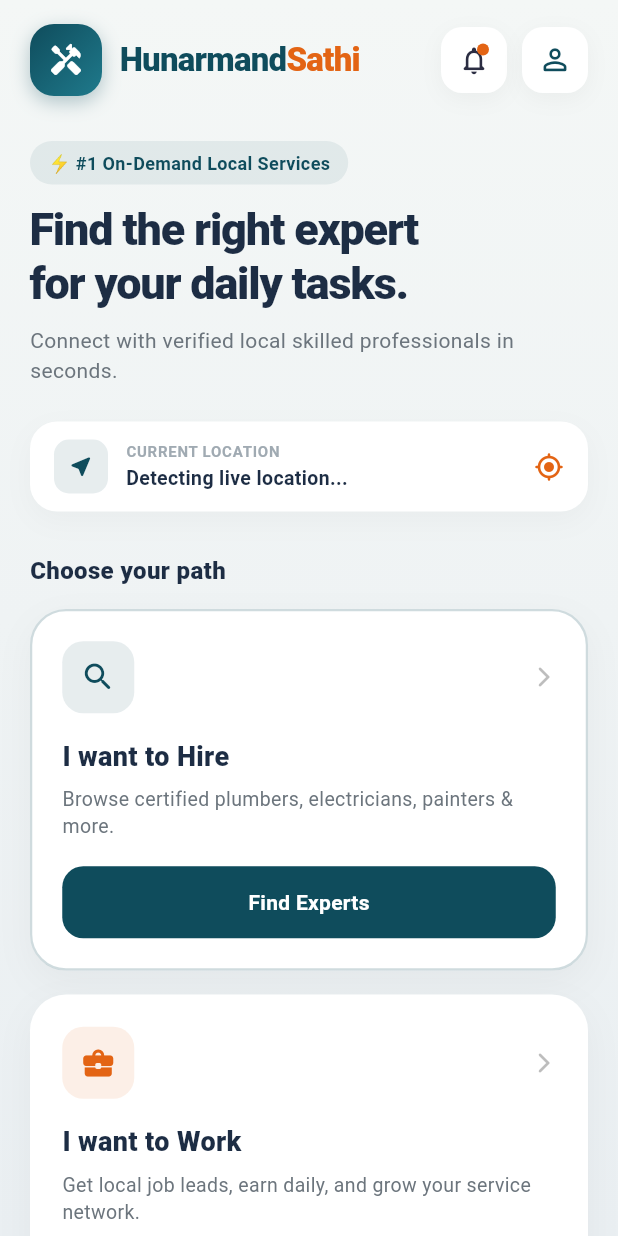
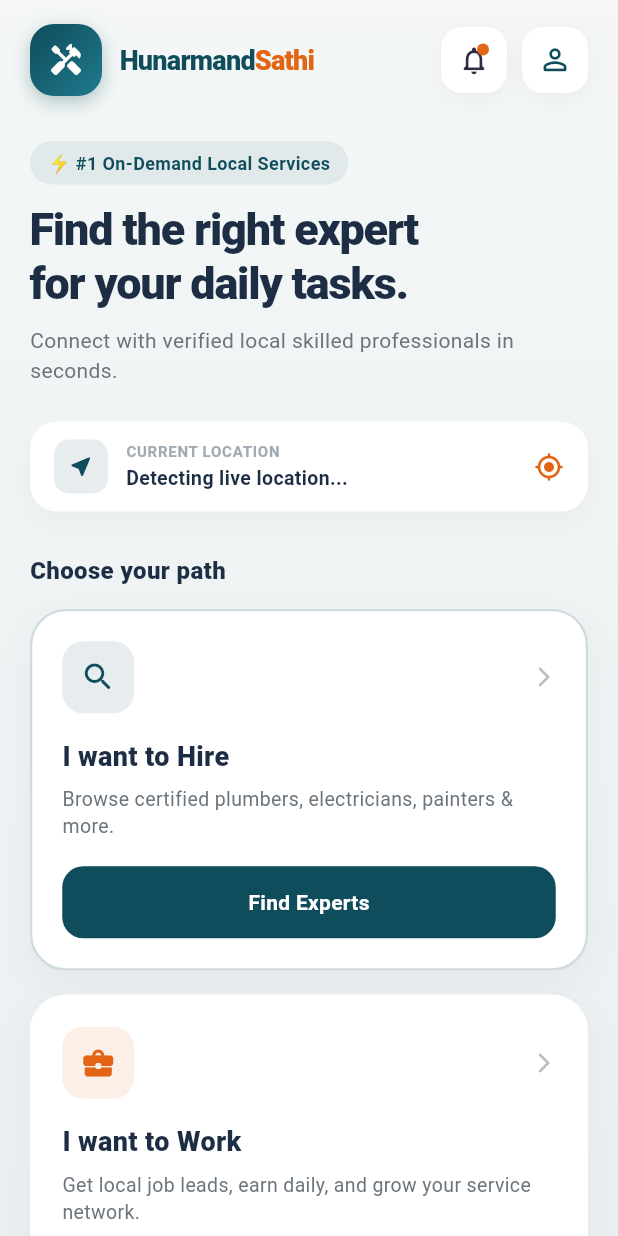
Before and after one commit to KrishnaTech19/HunarmandSathi, a Flutter app: the screen it shows after launch, on a phone screen of 412 x 824 dp. Run offline on Flutter 3.47's test engine with Material 3 defaults, Android fonts, the phone set to English and light mode, and no system bars.

Commit message:
Updated main.dart

```diff
--- a/lib/main.dart
+++ b/lib/main.dart
@@ -111,7 +111,7 @@
                               TextSpan(
                                 text: 'Hunarmand',
                                 style: TextStyle(
-                                  fontSize: 22,
+                                  fontSize: 18,
                                   fontWeight: FontWeight.w800,
                                   color: Color(0xFF0F4C5C),
                                   letterSpacing: -0.5,
@@ -120,7 +120,7 @@
                               TextSpan(
                                 text: 'Sathi',
                                 style: TextStyle(
-                                  fontSize: 22,
+                                  fontSize: 18,
                                   fontWeight: FontWeight.w800,
                                   color: Color(0xFFE36414),
                                   letterSpacing: -0.5,
```
